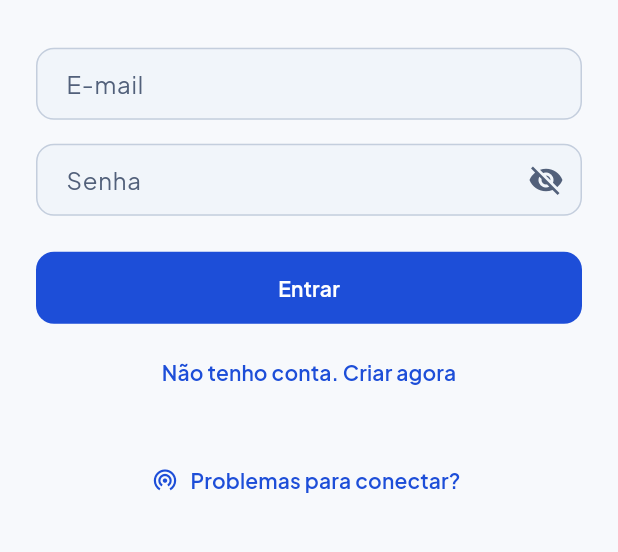
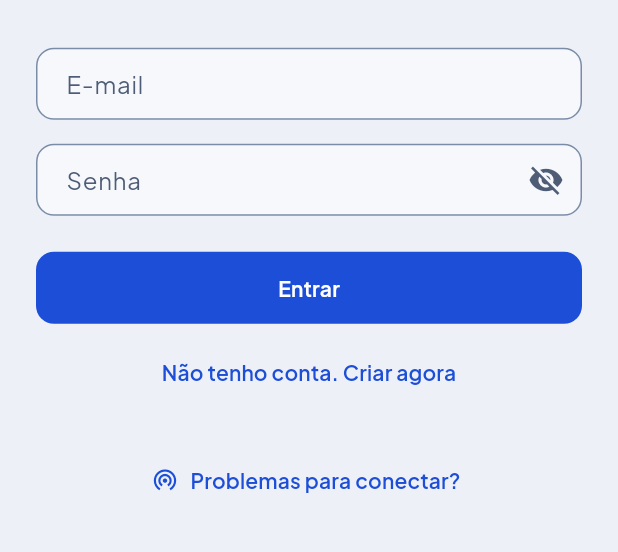
Before and after one commit to simonscabello/escala-app, a Flutter app: the screen it shows after launch, on a phone screen of 412 x 824 dp, the part 466-1018 px from its top. Run offline on Flutter 3.47's test engine with Material 3 defaults, Android fonts, the phone set to English and light mode, and no system bars; our stand-ins replace dio, flutter_riverpod, flutter_secure_storage, font_awesome_flutter, go_router, image_picker and 3 more.

Commit message:
Paleta: cartao acima da pagina, borda de controle a 3:1 e ambar de atencao
Tres problemas medidos, nao opinados:

1. O cartao e a pagina eram praticamente a mesma cor -- 1,055:1 no claro e
   1,034:1 no escuro. O que fazia o cartao existir era uma borda de 1,29:1,
   tambem invisivel: na pratica o app era uma superficie lisa com caixas
   fantasmas. O fundo claro fica mais fundo (#EDF1F7) e o cartao passa a se
   distinguir sem depender da borda.

2. No tema escuro o cartao era MAIS ESCURO que a pagina. O app usa
   surfaceContainerLowest como "a superficie do cartao", e no Material 3 esse
   token e o mais escuro do tema escuro -- o cartao afundava e lia-se como
   buraco. A ordem foi invertida de proposito, e o desvio esta documentado no
   proprio arquivo.

3. A borda de campo e de chip estava a 1,45:1 (claro) e 1,56:1 (escuro), contra
   os 3:1 que o WCAG 1.4.11 exige para a borda que delimita um controle. Ela
   existia no codigo e nao na tela. Agora 3,41:1 e 3,31:1. `outline` passa a
   ser a borda do que se toca; `outlineVariant` fica como fio decorativo entre
   blocos, que nao precisa dos 3:1.

O texto ja passava em tudo -- isso estava certo antes.

Entra o ambar como cor secundaria, no papel de ATENCAO: algo a resolver, sem o
susto do vermelho, que aqui significa erro. Estreia na lista do repertorio, na
musica sem tom: das 286 importadas a maioria chegou assim, e em cinza o buraco
lia-se como "esta tudo certo".

Tambem: foco visivel (o padrao do Flutter e um preto translucido que some no
escuro), 48dp de alvo de toque em IconButton e em linha de lista (uma ListTile
dense chegava a ~40), um raio por papel (radiusXl e radiusHero sairam -- o
segundo nunca foi usado e o primeiro dava tres raios de cartao conforme a
tela), e a borda do cartao de funcao, que e selecionavel e usava o fio
decorativo.

test/theme_contrast_test.dart mede tudo isso a cada `flutter test`: 12 pares,
claro e escuro. Verificado que ele morde -- restaurar o outline antigo faz
falhar em 1,59:1.

Co-Authored-By: Claude Opus 5 <noreply@anthropic.com>

```diff
--- a/lib/core/theme/app_colors.dart
+++ b/lib/core/theme/app_colors.dart
@@ -1,6 +1,20 @@
 import 'package:flutter/material.dart';
 
 /// Tokens de cor da identidade azul (claro e escuro).
+///
+/// Três regras sustentam a paleta, e cada uma existe porque a versão anterior
+/// falhava nela:
+///
+/// 1. **O cartão fica um passo acima da página, nos dois temas.** No escuro
+///    isso inverte a ordem do Material 3 (lá `surfaceContainerLowest` é mais
+///    escuro que `surface`), e a inversão é deliberada: o app usa esse token
+///    como "a superfície do cartão", e seguir o M3 fazia o cartão ficar mais
+///    escuro que a página — lido como buraco, não como cartão.
+/// 2. **Borda de controle tem 3:1** contra o que está atrás dela (WCAG 1.4.11,
+///    "non-text contrast"). O `outline` antigo dava 1,45:1 sobre o campo: a
+///    borda existia no código e não na tela.
+/// 3. **Fundo e cartão precisam se distinguir sem depender só da borda.** O par
+///    antigo (#F7F9FC / #FFFFFF) era 1,055:1 — praticamente a mesma cor.
 class AppColors {
   const AppColors._();
 
@@ -15,26 +29,44 @@ class AppColors {
   static const Color lightSecondaryContainer = Color(0xFFE2E8F0);
   static const Color lightOnSecondaryContainer = Color(0xFF1E293B);
 
-  static const Color lightTertiary = Color(0xFF0E7490);
+  /// Âmbar: o papel de **atenção**, que não é erro.
+  ///
+  /// "Falta o tom desta música", "ninguém escalado ainda", "esta pessoa avisou
+  /// que não pode" são coisas para notar, não para se assustar — e usar o
+  /// vermelho nelas gastava o alarme em situações comuns. O azul não servia:
+  /// ele é a cor do que está certo e do que se toca.
+  static const Color lightTertiary = Color(0xFF9A4E06);
   static const Color lightOnTertiary = Color(0xFFFFFFFF);
-  static const Color lightTertiaryContainer = Color(0xFFCFEEF7);
-  static const Color lightOnTertiaryContainer = Color(0xFF06333F);
+  static const Color lightTertiaryContainer = Color(0xFFFDECD3);
+  static const Color lightOnTertiaryContainer = Color(0xFF7A3E00);
 
   static const Color lightError = Color(0xFFB3261E);
   static const Color lightOnError = Color(0xFFFFFFFF);
   static const Color lightErrorContainer = Color(0xFFF9DEDC);
   static const Color lightOnErrorContainer = Color(0xFF410E0B);
 
-  static const Color lightSurface = Color(0xFFF7F9FC);
+  /// A página. Mais funda que antes para o cartão branco existir sem depender
+  /// da borda.
+  static const Color lightSurface = Color(0xFFEDF1F7);
   static const Color lightOnSurface = Color(0xFF0F172A);
-  static const Color lightOnSurfaceVariant = Color(0xFF52607A);
+  static const Color lightOnSurfaceVariant = Color(0xFF4E5D75);
+
+  /// A superfície do cartão.
   static const Color lightSurfaceContainerLowest = Color(0xFFFFFFFF);
-  static const Color lightSurfaceContainerLow = Color(0xFFF1F5FA);
-  static const Color lightSurfaceContainer = Color(0xFFE9EFF7);
-  static const Color lightSurfaceContainerHigh = Color(0xFFE2E9F3);
-  static const Color lightSurfaceContainerHighest = Color(0xFFDBE3EF);
-  static const Color lightOutline = Color(0xFFC4CEDD);
-  static const Color lightOutlineVariant = Color(0xFFDCE3ED);
+
+  /// Preenchimento de campo e cartão discreto.
+  static const Color lightSurfaceContainerLow = Color(0xFFF6F8FC);
+  static const Color lightSurfaceContainer = Color(0xFFE4EAF4);
+  static const Color lightSurfaceContainerHigh = Color(0xFFDAE2EF);
+  static const Color lightSurfaceContainerHighest = Color(0xFFCFD9E9);
+
+  /// Borda de controle: campo, botão contornado, o que se toca. 3:1.
+  static const Color lightOutline = Color(0xFF7B8CA8);
+
+  /// Fio de divisão entre blocos do mesmo cartão. Decorativo — separa, não
+  /// delimita um controle, então não precisa dos 3:1.
+  static const Color lightOutlineVariant = Color(0xFFD3DCEA);
+
   static const Color lightInverseSurface = Color(0xFF16202E);
   static const Color lightOnInverseSurface = Color(0xFFF1F5FA);
   static const Color lightInversePrimary = Color(0xFF93B4FF);
@@ -52,67 +84,40 @@ class AppColors {
   static const Color darkSecondaryContainer = Color(0xFF2A3648);
   static const Color darkOnSecondaryContainer = Color(0xFFE2E8F0);
 
-  static const Color darkTertiary = Color(0xFF7DD3E0);
-  static const Color darkOnTertiary = Color(0xFF06333F);
-  static const Color darkTertiaryContainer = Color(0xFF10485A);
-  static const Color darkOnTertiaryContainer = Color(0xFFCFEEF7);
+  static const Color darkTertiary = Color(0xFFF0B357);
+  static const Color darkOnTertiary = Color(0xFF412402);
+  static const Color darkTertiaryContainer = Color(0xFF5A3405);
+  static const Color darkOnTertiaryContainer = Color(0xFFFDECD3);
 
   static const Color darkError = Color(0xFFF2B8B5);
   static const Color darkOnError = Color(0xFF601410);
   static const Color darkErrorContainer = Color(0xFF8C1D18);
   static const Color darkOnErrorContainer = Color(0xFFF9DEDC);
 
-  static const Color darkSurface = Color(0xFF0B1017);
+  /// A página, e o ponto mais escuro do tema.
+  static const Color darkSurface = Color(0xFF0A0F16);
   static const Color darkOnSurface = Color(0xFFE6ECF5);
   static const Color darkOnSurfaceVariant = Color(0xFFA3B0C4);
-  static const Color darkSurfaceContainerLowest = Color(0xFF070B10);
-  static const Color darkSurfaceContainerLow = Color(0xFF11171F);
-  static const Color darkSurfaceContainer = Color(0xFF161D27);
-  static const Color darkSurfaceContainerHigh = Color(0xFF1F2733);
-  static const Color darkSurfaceContainerHighest = Color(0xFF2A333F);
-  static const Color darkOutline = Color(0xFF2F3A48);
-  static const Color darkOutlineVariant = Color(0xFF3A4553);
+
+  /// A superfície do cartão — **mais clara** que a página, ao contrário do que
+  /// o nome do Material 3 sugere. Ver a regra 1 no topo do arquivo.
+  static const Color darkSurfaceContainerLowest = Color(0xFF141C26);
+
+  /// Preenchimento de campo e cartão discreto: acima da página, abaixo do
+  /// cartão.
+  static const Color darkSurfaceContainerLow = Color(0xFF10161E);
+  static const Color darkSurfaceContainer = Color(0xFF1A2431);
+  static const Color darkSurfaceContainerHigh = Color(0xFF222E3D);
+  static const Color darkSurfaceContainerHighest = Color(0xFF2B3849);
+
+  static const Color darkOutline = Color(0xFF5E6E86);
+  static const Color darkOutlineVariant = Color(0xFF2F3B4B);
+
   static const Color darkInverseSurface = Color(0xFFE6ECF5);
   static const Color darkOnInverseSurface = Color(0xFF161D27);
   static const Color darkInversePrimary = Color(0xFF1D4ED8);
   static const Color darkScrim = Color(0xFF000000);
   static const Color darkShadow = Color(0xFF000000);
-
-  // --- Acento de destaque (aliases do primary) ---
-  // Antes era dourado; agora segue o azul da marca para nao competir com o
-  // heroi nem engordar faixas de Ministrante / VOCÊ.
-  static const Color lightAccent = lightPrimary;
-  static const Color lightAccentContainer = lightPrimaryContainer;
-  static const Color lightOnAccentContainer = lightOnPrimaryContainer;
-
-  static const Color darkAccent = darkPrimary;
-  static const Color darkAccentContainer = darkPrimaryContainer;
-  static const Color darkOnAccentContainer = darkOnPrimaryContainer;
-
-  // --- Gradiente do cartao heroi ---
-  static const List<Color> lightHeroGradient = [
-    Color(0xFF153E9E),
-    Color(0xFF2563EB),
-  ];
-  static const List<Color> darkHeroGradient = [
-    Color(0xFF0D2A63),
-    Color(0xFF17408F),
-  ];
-
-  static bool _isDark(ColorScheme scheme) =>
-      scheme.brightness == Brightness.dark;
-
-  static Color accent(ColorScheme scheme) =>
-      _isDark(scheme) ? darkAccent : lightAccent;
-
-  static Color accentContainer(ColorScheme scheme) =>
-      _isDark(scheme) ? darkAccentContainer : lightAccentContainer;
-
-  static Color onAccentContainer(ColorScheme scheme) =>
-      _isDark(scheme) ? darkOnAccentContainer : lightOnAccentContainer;
-
-  static List<Color> heroGradient(ColorScheme scheme) =>
-      _isDark(scheme) ? darkHeroGradient : lightHeroGradient;
 
   static ColorScheme lightScheme() {
     return const ColorScheme(
--- a/lib/core/theme/app_spacing.dart
+++ b/lib/core/theme/app_spacing.dart
@@ -1,4 +1,9 @@
-/// Escala de espacamento e radius da identidade visual.
+/// Escala de espacamento e raio da identidade visual.
+///
+/// Escala de 4 em 4 ate `lg` e depois em saltos maiores: valores intermediarios
+/// (10, 14, 18) nao se distinguem na tela e so criam variacao sem intencao.
+/// Quando um valor da escala nao servir, o problema costuma ser o layout, nao a
+/// escala.
 class AppSpacing {
   const AppSpacing._();
 
@@ -10,16 +15,29 @@ class AppSpacing {
   static const double xxl = 32;
   static const double xxxl = 40;
 
+  /// Elementos pequenos dentro de um cartao (etiquetas, marcadores).
   static const double radiusSm = 8;
+
+  /// **O raio padrao**: campos, botoes, dialogos, menus. Na duvida, este.
   static const double radiusMd = 12;
+
+  /// Cartoes e superficies de conteudo.
+  ///
+  /// `radiusXl` (20) e `radiusHero` (28) sairam: o `radiusHero` nunca foi usado
+  /// e o `radiusXl` sobrava num lugar so, o que dava ao app tres raios de
+  /// cartao diferentes conforme a tela. Um raio por papel.
   static const double radiusLg = 16;
-  /// Cards de conteudo. Raio maior deixa a superficie mais leve.
-  static const double radiusXl = 20;
-  /// Cartao heroi (proximo culto) e cabecalhos de tela.
-  static const double radiusHero = 28;
+
+  /// Pilulas: chips, etiquetas, o destaque "VOCE".
   static const double radiusPill = 999;
 
   static const double screenPadding = 24;
   static const double listPadding = 16;
+
+  /// Alvo minimo de toque (WCAG 2.5.8 pede 24, o Material pede 48; usamos 48).
+  ///
+  /// Vale para qualquer coisa tocavel, inclusive linha de lista: uma linha
+  /// `dense` sem padding chega a 40 e escapa do dedo de quem esta segurando o
+  /// instrumento.
   static const double touchTarget = 48;
 }
--- a/lib/core/theme/app_theme.dart
+++ b/lib/core/theme/app_theme.dart
@@ -93,6 +93,10 @@ class AppTheme {
       fontFamily: fontFamily,
       scaffoldBackgroundColor: scheme.surface,
       textTheme: textTheme,
+      // Foco visível para quem navega por teclado, teclado externo ou controle
+      // adaptativo. O padrão do Flutter é um preto translúcido, que some no
+      // tema escuro -- e foco invisível é o mesmo que não ter foco.
+      focusColor: scheme.primary.withValues(alpha: 0.12),
       appBarTheme: AppBarTheme(
         centerTitle: false,
         elevation: 0,
@@ -107,7 +111,9 @@ class AppTheme {
         color: scheme.surfaceContainerLowest,
         surfaceTintColor: Colors.transparent,
         shape: RoundedRectangleBorder(
-          borderRadius: BorderRadius.circular(AppSpacing.radiusMd),
+          // O mesmo raio do `AppCard`: os dois desenham "um cartão", e raios
+          // diferentes faziam a mesma coisa parecer duas.
+          borderRadius: BorderRadius.circular(AppSpacing.radiusLg),
           side: BorderSide(color: scheme.outlineVariant),
         ),
         margin: EdgeInsets.zero,
@@ -201,7 +207,11 @@ class AppTheme {
         shape: RoundedRectangleBorder(
           borderRadius: BorderRadius.circular(AppSpacing.radiusPill),
         ),
-        side: BorderSide(color: scheme.outlineVariant),
+        // `outline` e não `outlineVariant`: chip aqui é sempre tocável
+        // (escolher tipo, andamento, abrir a cifra), e a borda é o que diz onde
+        // ele começa. Isso pede os 3:1 do WCAG 1.4.11, que o fio decorativo
+        // não tem.
+        side: BorderSide(color: scheme.outline),
         selectedColor: scheme.primaryContainer,
         checkmarkColor: scheme.onPrimaryContainer,
         labelStyle: textTheme.labelMedium,
@@ -239,6 +249,12 @@ class AppTheme {
       ),
       iconButtonTheme: IconButtonThemeData(
         style: IconButton.styleFrom(
+          // O ícone tem 20-24px; sem piso, a área tocável ficava do tamanho
+          // dele. Quem usa o app está com o instrumento na mão.
+          minimumSize: const Size(
+            AppSpacing.touchTarget,
+            AppSpacing.touchTarget,
+          ),
           shape: RoundedRectangleBorder(
             borderRadius: BorderRadius.circular(AppSpacing.radiusMd),
           ),
@@ -250,6 +266,10 @@ class AppTheme {
           horizontal: AppSpacing.lg,
           vertical: AppSpacing.xs,
         ),
+        // Piso de altura mesmo em `dense`, que é onde as linhas encolhiam para
+        // ~40 e escapavam do dedo.
+        minVerticalPadding: AppSpacing.sm,
+        minTileHeight: AppSpacing.touchTarget,
         shape: RoundedRectangleBorder(
           borderRadius: BorderRadius.circular(AppSpacing.radiusMd),
         ),
```
Also changed, not shown: lib/features/songs/presentation/songs_screen.dart (+10 -4 lines), lib/features/team/presentation/member_form_screen.dart (+6 -1 lines), lib/shared/widgets/app_card.dart (+8 -2 lines), 1 other file.
